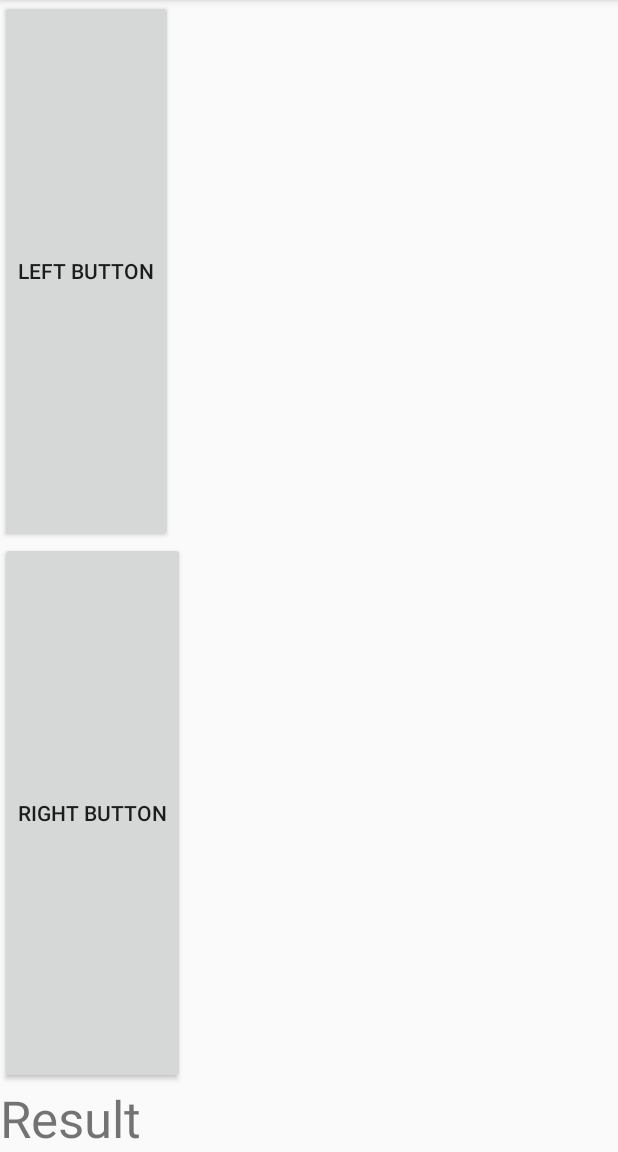
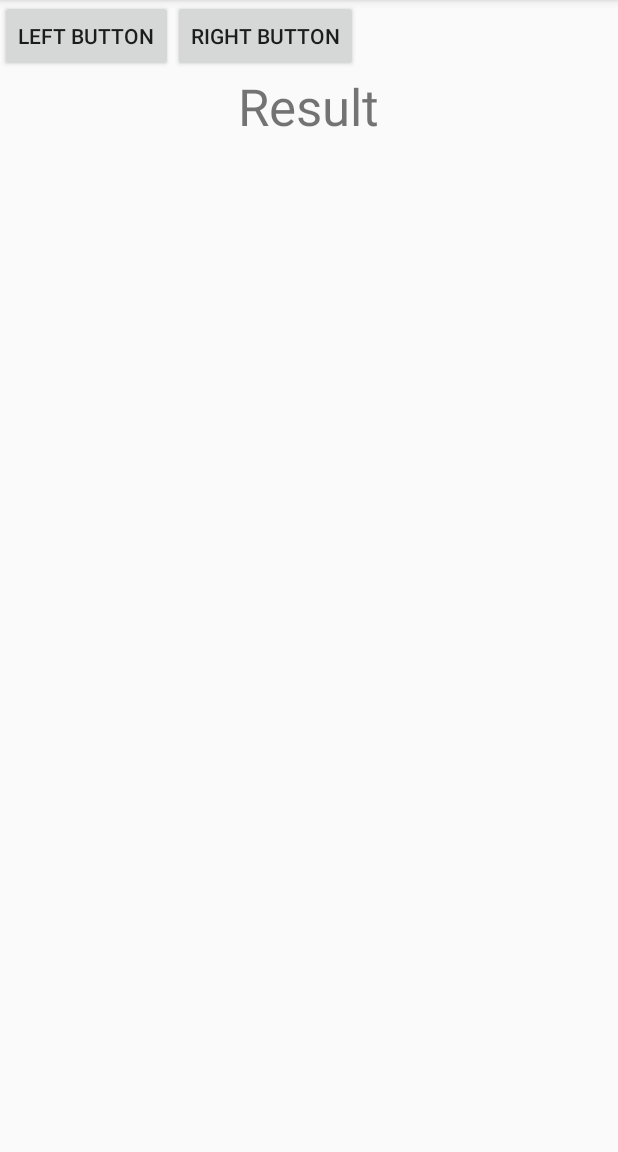
Before and after one commit to JorgeMontesR/Demo, an Android app: the screen it shows after launch (MainActivity), on a phone screen of 412 x 824 dp, the part 84-1236 px from its top. Run offline under Robolectric (Android 15) with nearby library versions, the phone set to English and light mode, and no system bars.

Commit message:
Cambios dia 3/3/2023 se agrega layouts

```diff
--- a/app/src/main/res/layout/activity_main.xml
+++ b/app/src/main/res/layout/activity_main.xml
@@ -5,29 +5,43 @@
     android:id="@+id/botonizq"
     android:layout_width="match_parent"
     android:layout_height="match_parent"
+    android:orientation="vertical"
     tools:context=".MainActivity"
-    android:orientation="vertical">
+    >
+
+    <LinearLayout
+        android:layout_width="match_parent"
+        android:layout_height="wrap_content"
+        android:orientation="horizontal"
+    >
 
     <Button
         android:id="@+id/btnizq"
         android:layout_width="wrap_content"
         android:layout_height="wrap_content"
-        android:layout_weight="1"
         android:onClick="buttonclick"
-        android:text="left button" />
+        android:text="left button"
+        />
 
     <Button
         android:id="@+id/btnder"
         android:layout_width="wrap_content"
         android:layout_height="wrap_content"
-        android:layout_weight="1"
+        android:onClick="buttonclick"
         android:text="Right button"
-        android:onClick="buttonclick"/>
+        />
+
+    </LinearLayout>
+
 
     <TextView
         android:id="@+id/txtResult"
         android:layout_width="wrap_content"
         android:layout_height="wrap_content"
         android:text="Result"
-        android:textSize="34sp" />
+        android:textSize="34sp"
+        android:layout_gravity="center"
+
+        />
+
 </LinearLayout>
```
